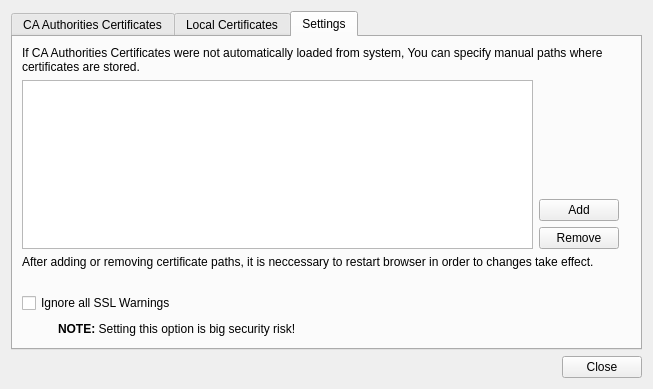
Before: the Qt Designer form src/preferences/sslmanager.ui in QupZilla/qupzilla, drawn with Qt 5.
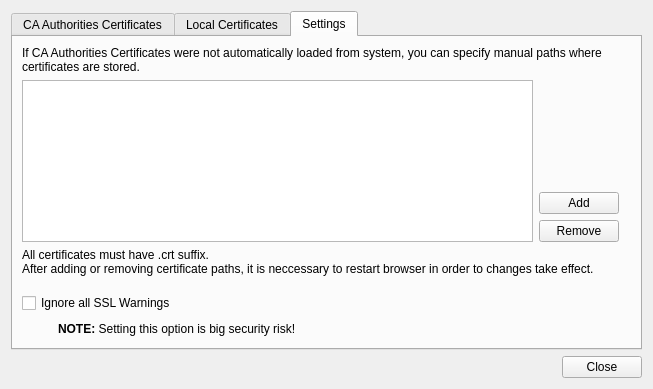
After: the same form once the commit is applied. The open tabs and pages were chosen to show the change.

```diff
--- a/src/preferences/sslmanager.ui
+++ b/src/preferences/sslmanager.ui
@@ -156,7 +156,7 @@
        <item row="0" column="0" colspan="4">
         <widget class="QLabel" name="label_3">
          <property name="text">
-          <string>If CA Authorities Certificates were not automatically loaded from system, You can specify manual paths where certificates are stored.</string>
+          <string>If CA Authorities Certificates were not automatically loaded from system, you can specify manual paths where certificates are stored.</string>
          </property>
          <property name="wordWrap">
           <bool>true</bool>
@@ -229,7 +229,8 @@
        <item row="5" column="0" colspan="2">
         <widget class="QLabel" name="label_5">
          <property name="text">
-          <string>After adding or removing certificate paths, it is neccessary to restart browser in order to changes take effect.</string>
+          <string>All certificates must have .crt suffix.
+After adding or removing certificate paths, it is neccessary to restart browser in order to changes take effect.</string>
          </property>
          <property name="wordWrap">
           <bool>true</bool>
```
